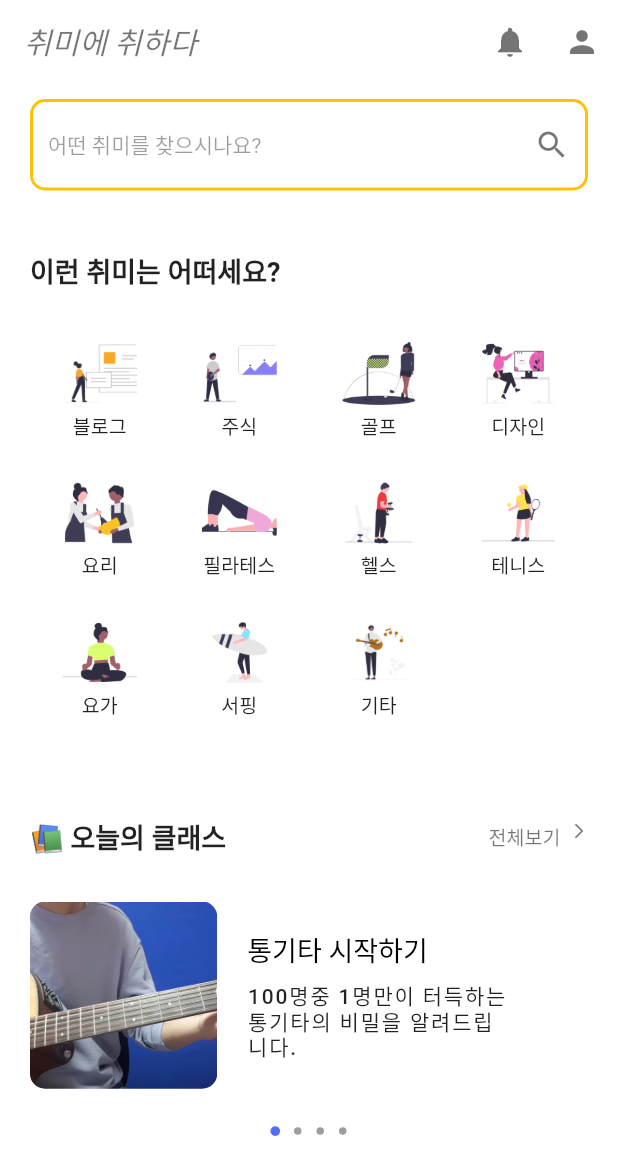
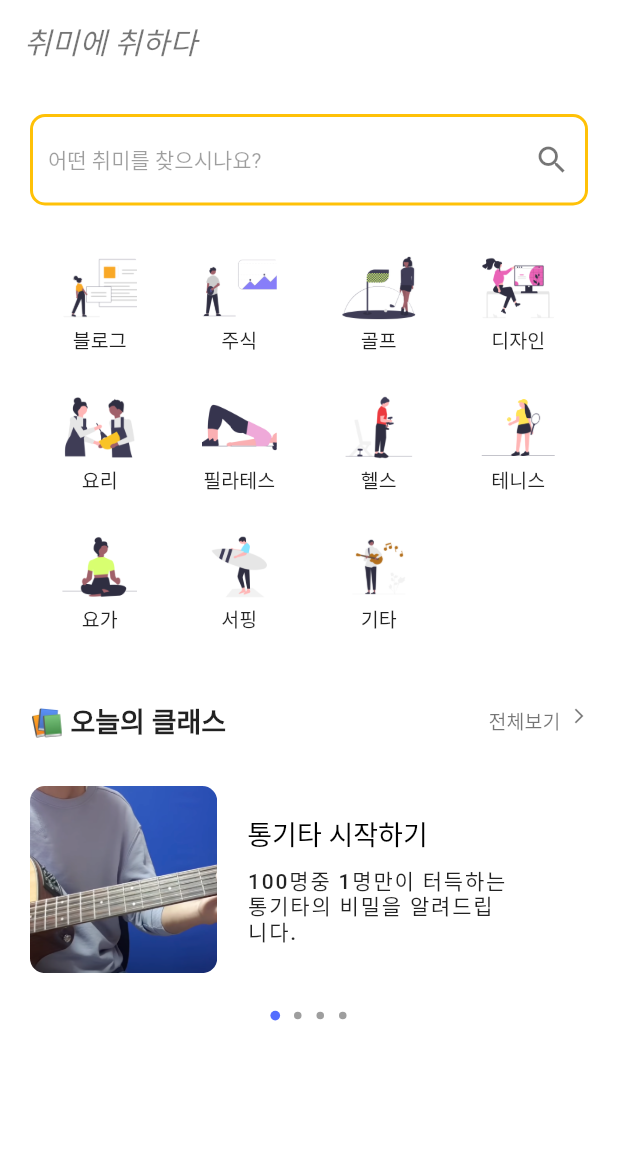
Before and after one commit to PoomAt-E/hobby-mate, a Flutter app: the HomeScreen screen opened directly, on a phone screen of 412 x 824 dp. Shown: the top 1175 px of the screen. Run offline on Flutter 3.47's test engine with Material 2 defaults, Android fonts, the phone set to English and light mode, and no system bars; drawn by our look-alikes of smooth_page_indicator; our stand-ins replace chat_bubbles, chewie, cloud_firestore, dio, file_picker, firebase_core and 6 more; accounts and stored records are empty.

Commit message:
design: 상단 아이콘 삭제

```diff
--- a/lib/screen/main/home_screen.dart
+++ b/lib/screen/main/home_screen.dart
@@ -7,6 +7,7 @@ import 'package:hobby_mate/screen/main/search_screen.dart';
 import 'package:hobby_mate/service/auth_service.dart';
 import 'package:hobby_mate/style/style.dart';
 import 'package:hobby_mate/service/community_service.dart';
+import 'package:hobby_mate/widget/appbar.dart';
 import 'package:shared_preferences/shared_preferences.dart';
 import 'package:smooth_page_indicator/smooth_page_indicator.dart';
 
@@ -56,25 +57,7 @@ class HomeScreenState extends ConsumerState<HomeScreen> {
     if(hobbyList.length % 4 != 0) column += 1;
 
     return Scaffold(
-      appBar: AppBar(
-        backgroundColor: Colors.white,
-        elevation: 0,
-        title: const Text(
-          '취미에 취하다',
-          style: TextStyles.appbarTextStyle,
-        ),
-        leadingWidth: 0,
-        actions: [
-          IconButton(
-            icon: const Icon(Icons.notifications, color: Colors.black54),
-            onPressed: () {},
-          ),
-          IconButton(
-            icon: const Icon(Icons.person, color: Colors.black54),
-            onPressed: () {},
-          ),
-        ],
-      ),
+      appBar: const MainAppbar(),
       backgroundColor: Colors.white,
       body: SingleChildScrollView(
           child:
@@ -83,7 +66,7 @@ class HomeScreenState extends ConsumerState<HomeScreen> {
           height: 10,
         ),
         Container(
-          margin: const EdgeInsets.symmetric(horizontal: 20),
+          margin: const EdgeInsets.symmetric(horizontal: 20, vertical: 10),
           child: InkWell(
             onTap: () {
               Navigator.push(
@@ -120,16 +103,16 @@ class HomeScreenState extends ConsumerState<HomeScreen> {
         ),
         const SizedBox(height: 20,),
         Container(
-            padding: const EdgeInsets.symmetric(horizontal: 20, vertical: 20),
+            padding: const EdgeInsets.symmetric(horizontal: 20),
             color: Colors.white,
             child:
                 Column(crossAxisAlignment: CrossAxisAlignment.start, children: [
-              const Padding(
-                  padding: EdgeInsets.only(bottom: 30),
-                  child: Text(
-                    '이런 취미는 어떠세요?',
-                    style: TextStyles.homeTitleTextStyle,
-                  )),
+              // const Padding(
+              //     padding: EdgeInsets.only(bottom: 30),
+              //     child: Text(
+              //       '이런 취미는 어떠세요?',
+              //       style: TextStyles.homeTitleTextStyle,
+              //     )),
               SizedBox(
                 width: double.infinity,
                 height: 90*column.toDouble()+10,
```
